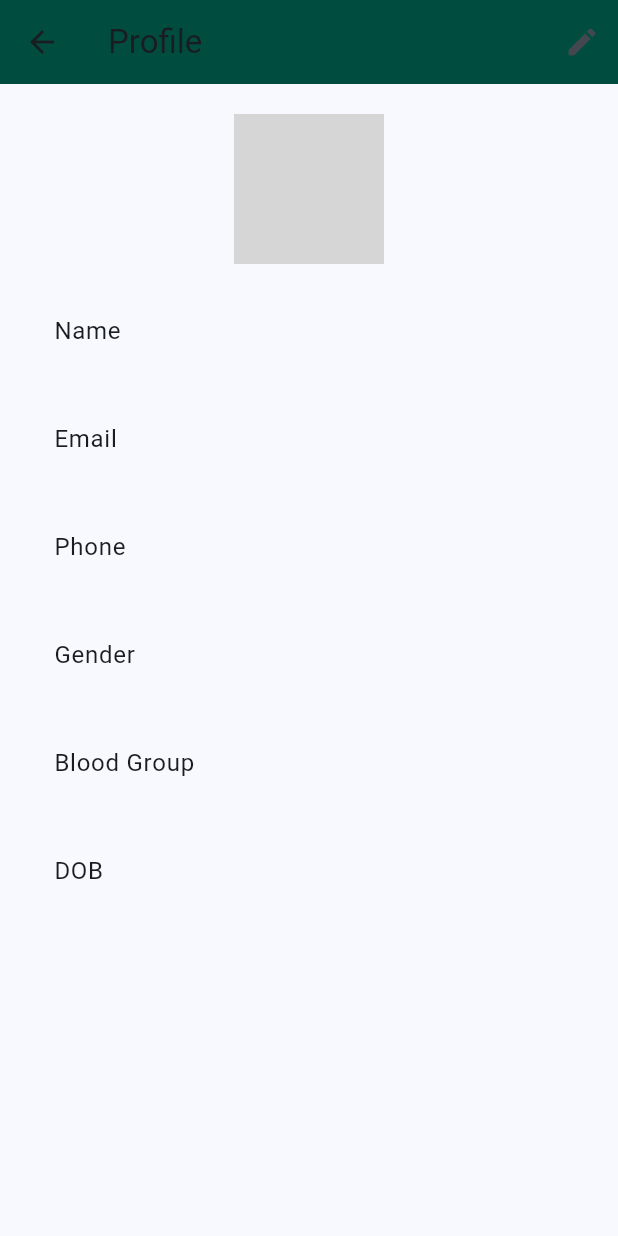
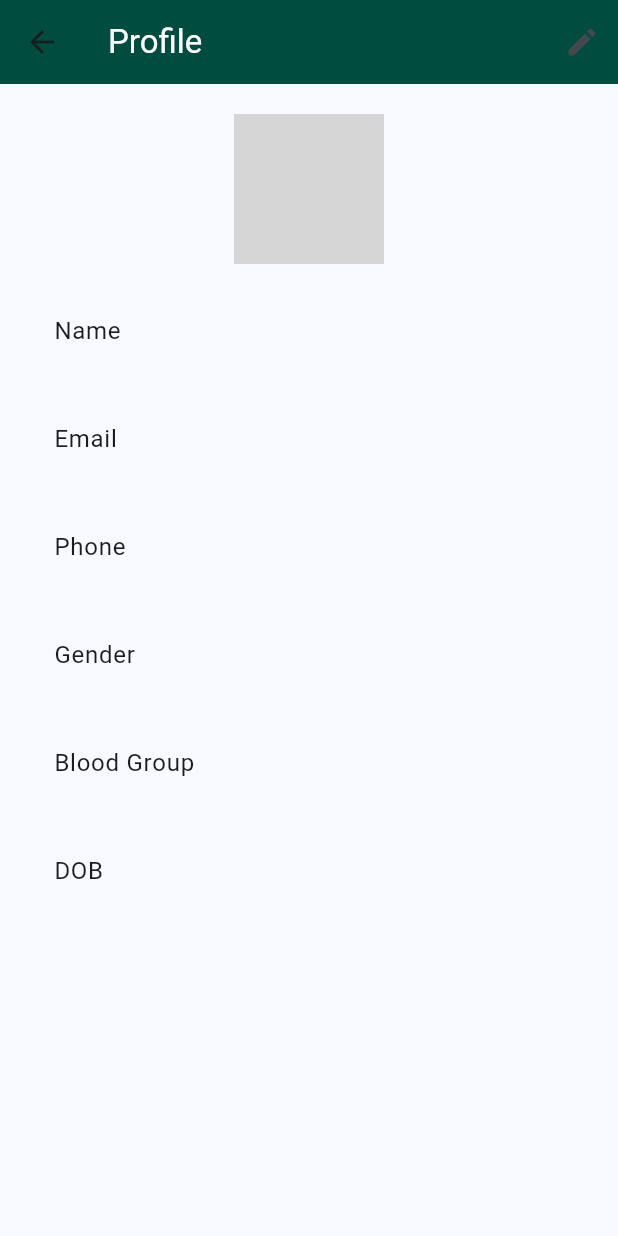
Before and after one commit to ahmad000-web/Bio_Monitor, a Flutter app: the DashboardPage screen opened directly with empty values, after a tap on the "menu" icon, after a tap on "Profile", on a phone screen of 412 x 824 dp. Run offline on Flutter 3.47's test engine with Material 3 defaults, Android fonts, the phone set to English and light mode, and no system bars; our stand-ins replace get, google_sign_in, image_picker, shared_preferences, sqflite, youtube_player_flutter; missing offline and left inert: mailer; accounts and stored records are empty; grey boxes are pictures that could not be loaded.

Commit message:
Updated Project files

```diff
--- a/lib/articles/profile.dart
+++ b/lib/articles/profile.dart
@@ -37,7 +37,10 @@ class _ProfilePageState extends State<ProfilePage> {
   Widget build(BuildContext context) {
     return Scaffold(
       appBar: AppBar(
-        title: Text("Profile"),
+        title: Text(
+          "Profile",
+          style: TextStyle(color: Colors.white),
+        ),
         backgroundColor: Colors.teal.shade900,
         actions: [
           IconButton(
--- a/lib/dashboard.dart
+++ b/lib/dashboard.dart
@@ -1,19 +1,20 @@
 import 'dart:io';
+
 import 'package:flutter/material.dart';
 import 'package:shared_preferences/shared_preferences.dart';
-import '../services/google_sign_in_service.dart';
-import '../regular_checkup.dart';
+
+import '../appointment.dart';
 import '../articles/article_dengue.dart';
 import '../articles/article_fever.dart';
+import '../articles/article_hepatitis.dart';
 import '../articles/article_hygiene.dart';
-import '../articles/article_hepatitis.dart';
 import '../articles/profile.dart';
 import '../bmi.dart';
 import '../getstarted.dart';
+import '../history_checkup.dart';
+import '../regular_checkup.dart';
+import '../user_database.dart';
 import '../yogaexercise.dart';
-import '../appointment.dart';
-import '../history_checkup.dart';
-import '../user_database.dart';
 
 class DashboardPage extends StatefulWidget {
   final Map<String, dynamic> userData;
@@ -62,7 +63,7 @@ class _DashboardPageState extends State<DashboardPage> {
       });
     } else {
       final latestUser =
-      await UserDatabase.instance.getUserByEmail(userData['email']);
+          await UserDatabase.instance.getUserByEmail(userData['email']);
       if (latestUser != null) {
         setState(() {
           userData = latestUser;
@@ -112,7 +113,8 @@ class _DashboardPageState extends State<DashboardPage> {
                     radius: 30,
                     backgroundImage: userData['photoPath'] != null
                         ? FileImage(File(userData['photoPath']))
-                        : AssetImage("assets/images/img_7.png") as ImageProvider,
+                        : AssetImage("assets/images/img_7.png")
+                            as ImageProvider,
                   ),
                   SizedBox(height: 10),
                   Text(
@@ -145,7 +147,7 @@ class _DashboardPageState extends State<DashboardPage> {
                 Navigator.pushAndRemoveUntil(
                   context,
                   MaterialPageRoute(builder: (_) => GetStarted()),
-                      (route) => false,
+                  (route) => false,
                 );
               },
             ),
@@ -155,33 +157,6 @@ class _DashboardPageState extends State<DashboardPage> {
       body: ListView(
         padding: EdgeInsets.all(16),
         children: [
-          ElevatedButton.icon(
-            icon: Icon(Icons.login),
-            label: Text("Sign in with Google"),
-            style: ElevatedButton.styleFrom(
-              backgroundColor: Colors.teal.shade700,
-              minimumSize: Size(double.infinity, 50),
-            ),
-            onPressed: () async {
-              final account = await signInWithGoogle();
-              if (account != null) {
-                final tokens = await getGoogleTokens(account);
-                if (tokens != null) {
-                  final prefs = await SharedPreferences.getInstance();
-                  final accessToken = tokens['accessToken'] ?? '';
-                  final googleEmail = tokens['email'] ?? '';
-                  if (accessToken.isNotEmpty && googleEmail.isNotEmpty) {
-                    await prefs.setString('accessToken', accessToken);
-                    await prefs.setString('googleEmail', googleEmail);
-                    ScaffoldMessenger.of(context).showSnackBar(
-                      SnackBar(content: Text("Signed in as $googleEmail")),
-                    );
-                  }
-                }
-              }
-            },
-          ),
-          SizedBox(height: 20),
           Text(
             "Disease Awareness",
             style: TextStyle(fontSize: 20, fontWeight: FontWeight.bold),
@@ -238,8 +213,12 @@ class _DashboardPageState extends State<DashboardPage> {
             style: TextStyle(fontSize: 20, fontWeight: FontWeight.bold),
           ),
           SizedBox(height: 15),
-          actionTile("Regular Check", page: const RegularCheckupScreen()),
-          actionTile("Book Appointment", page: AppointmentScreen(userData: userData)),
+          actionTile(
+            "Regular Check",
+            page: RegularCheckupScreen(userEmail: userData['email']),
+          ),
+          actionTile("Book Appointment",
+              page: AppointmentScreen(userData: userData)),
           actionTile("Check BMI", page: const BMI()),
           actionTile("History of Checkup", page: const HistoryPage()),
           actionTile("Yoga", page: YogaExercisePage()),
--- a/lib/editprofilepage.dart
+++ b/lib/editprofilepage.dart
@@ -97,7 +97,10 @@ class _EditProfilePageState extends State<EditProfilePage> {
   Widget build(BuildContext context) {
     return Scaffold(
       appBar: AppBar(
-        title: Text("Edit Profile"),
+        title: Text(
+          "Edit Profile",
+          style: TextStyle(color: Colors.white),
+        ),
         backgroundColor: Colors.teal.shade900,
       ),
       body: Padding(
```
Also changed, not shown: lib/appointment.dart (+13 -4 lines), lib/regular_checkup.dart (+46 -50 lines), lib/services/gmail_api_service.dart (+71 -28 lines), lib/yogaexercise.dart (+9 -9 lines), pubspec.lock (added).
